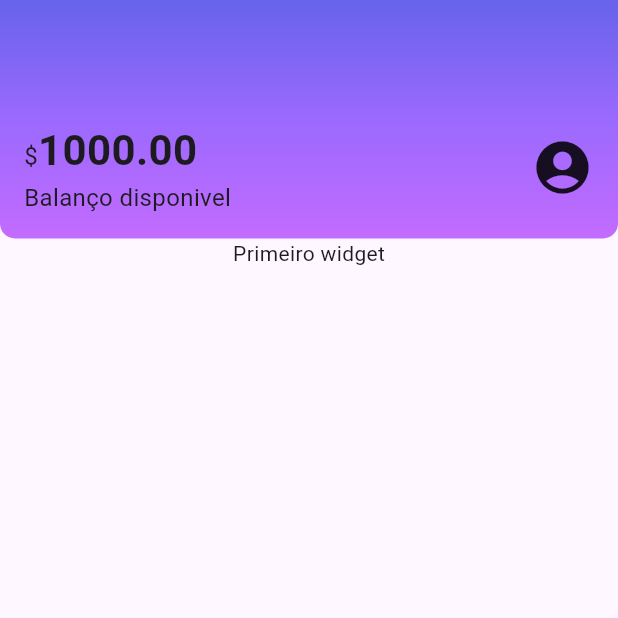
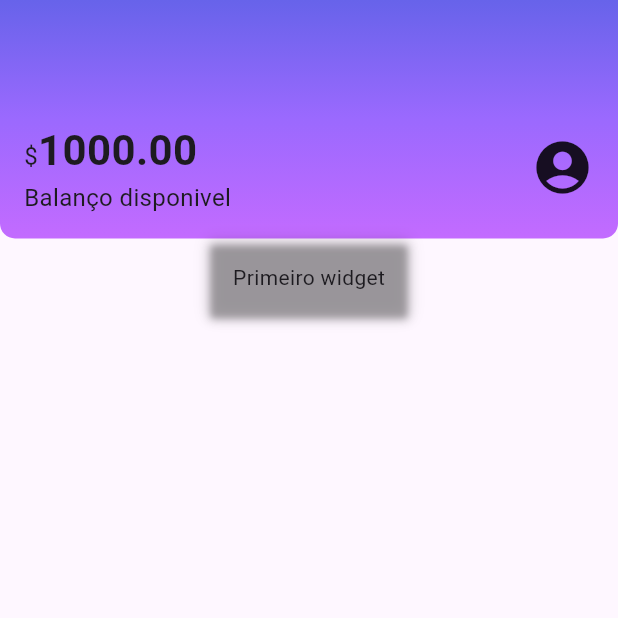
Before and after one commit to msbzz/flutterLayouts1, a Flutter app: the screen it shows after launch, on a phone screen of 412 x 824 dp, the top half of it. Run offline on Flutter 3.47's test engine with Material 3 defaults, Android fonts, the phone set to English and light mode, and no system bars.

Commit message:
estilizando o conteiner, criando sombra

```diff
--- a/alubank/lib/compoments/box_card.dart
+++ b/alubank/lib/compoments/box_card.dart
@@ -9,7 +9,11 @@ const BoxCard({ Key? key, required this.boxContent }) : super(key: key);
   @override
   Widget build(BuildContext context){
     return Container(
-      child:boxContent,
+      padding: const EdgeInsets.all(16),
+      decoration: BoxDecoration(
+        boxShadow: kElevationToShadow[3],
+        borderRadius:BorderRadius.circular(3), ),
+      child: boxContent,
     );
   }
 }
```
